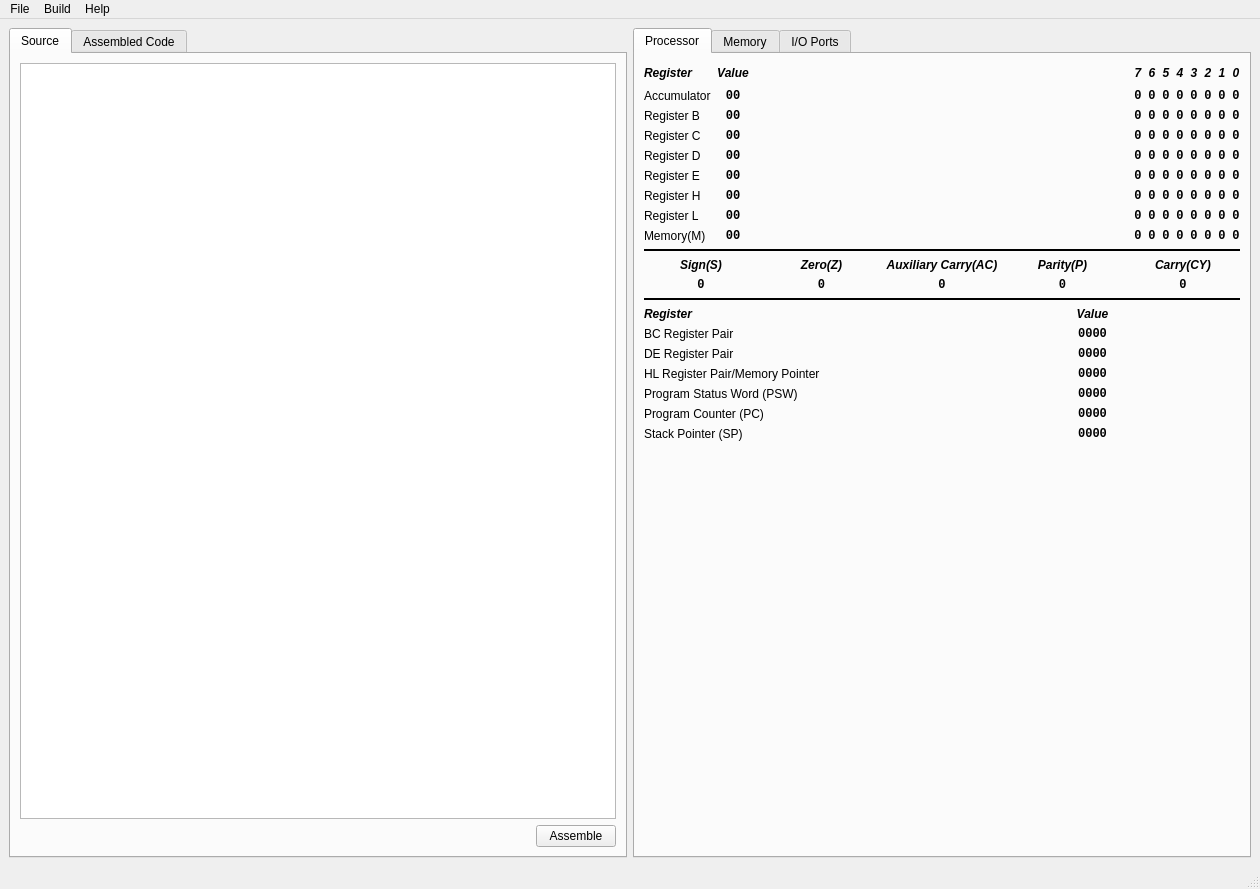
Old version of the form mainwindow.ui in the repository chirantannath/QTsimulator8085.
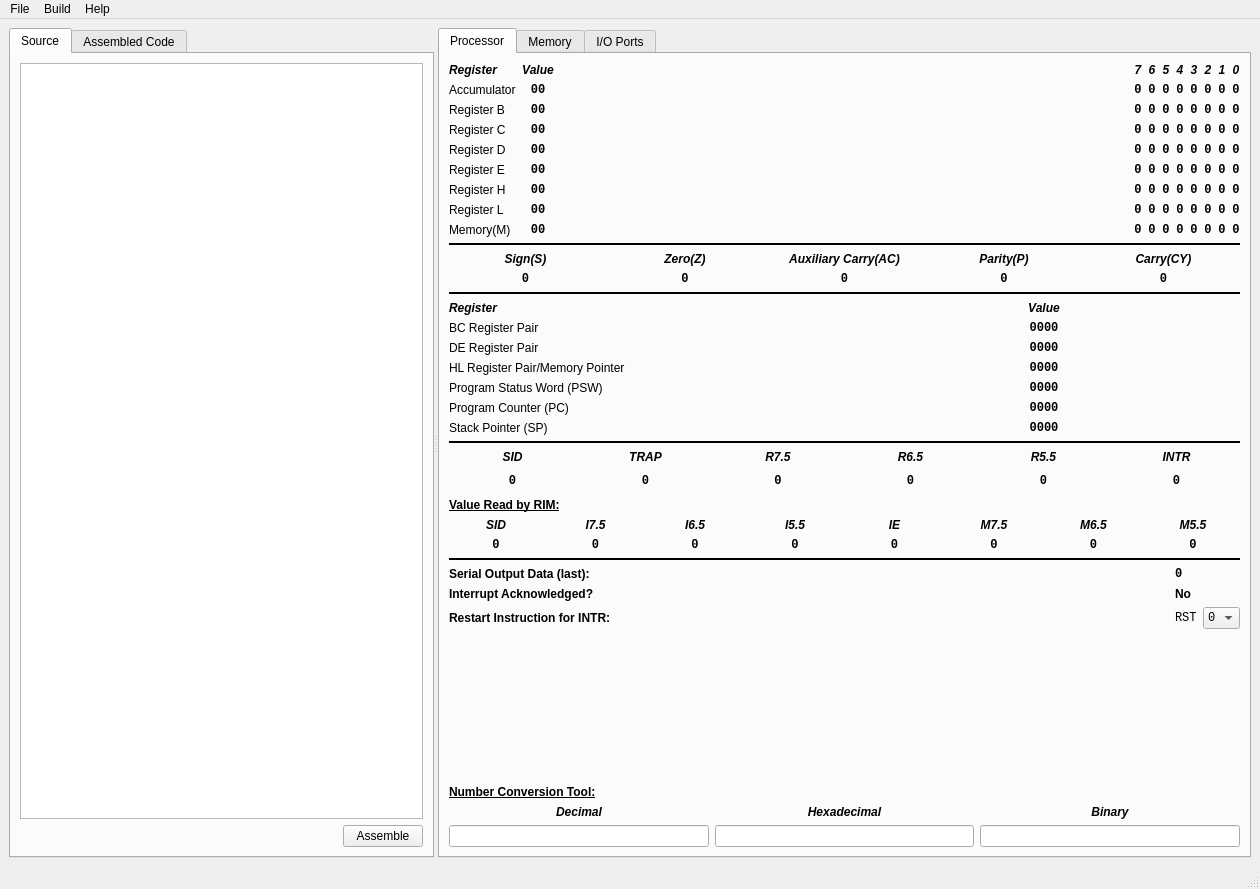
New version of the form. The open tabs and pages were chosen to show the change. Custom widgets are drawn as their Qt base class.

What changed in the file:
```diff
--- a/mainwindow.ui
+++ b/mainwindow.ui
@@ -19,8 +19,12 @@
    <string>MainWindow</string>
   </property>
   <widget class="QWidget" name="centralwidget">
-   <layout class="QHBoxLayout" name="horizontalLayout">
-    <item>
+   <layout class="QGridLayout" name="gridLayout_8">
+    <item row="0" column="0">
+     <widget class="QSplitter" name="splitter">
+      <property name="orientation">
+       <enum>Qt::Horizontal</enum>
+      </property>
      <widget class="QTabWidget" name="tabWidget">
       <property name="currentIndex">
        <number>0</number>
@@ -41,6 +45,9 @@
           <property name="locale">
            <locale language="English" country="World"/>
           </property>
+           <property name="lineWrapMode">
+            <enum>QPlainTextEdit::WidgetWidth</enum>
+           </property>
          </widget>
         </item>
         <item>
@@ -75,8 +82,6 @@
        </attribute>
       </widget>
      </widget>
-    </item>
-    <item>
      <widget class="QTabWidget" name="tabWidget_2">
       <property name="currentIndex">
        <number>0</number>
@@ -85,8 +90,8 @@
        <attribute name="title">
         <string>Processor</string>
        </attribute>
-       <layout class="QGridLayout" name="gridLayout_5">
-        <item row="0" column="0">
+        <layout class="QVBoxLayout" name="verticalLayout">
+         <item>
          <layout class="QGridLayout" name="gridLayout">
           <item row="7" column="0">
            <widget class="QLabel" name="label_29">
@@ -677,7 +682,7 @@
             <property name="sizeHint" stdset="0">
              <size>
               <width>40</width>
-              <height>20</height>
+               <height>1</height>
              </size>
             </property>
            </spacer>
@@ -1645,7 +1650,7 @@
           </item>
          </layout>
         </item>
-        <item row="1" column="0">
+         <item>
          <widget class="Line" name="line">
           <property name="frameShadow">
            <enum>QFrame::Plain</enum>
@@ -1661,7 +1666,7 @@
           </property>
          </widget>
         </item>
-        <item row="2" column="0">
+         <item>
          <layout class="QGridLayout" name="gridLayout_3">
           <item row="0" column="1">
            <widget class="QLabel" name="label_32">
@@ -1845,7 +1850,7 @@
           </item>
          </layout>
         </item>
-        <item row="3" column="0">
+         <item>
          <widget class="Line" name="line_2">
           <property name="frameShadow">
            <enum>QFrame::Plain</enum>
@@ -1861,7 +1866,7 @@
           </property>
          </widget>
         </item>
-        <item row="4" column="0">
+         <item>
          <layout class="QGridLayout" name="gridLayout_4">
           <item row="1" column="0">
            <widget class="QLabel" name="label_38">
@@ -2051,19 +2056,884 @@
           </item>
          </layout>
         </item>
-        <item row="5" column="0">
+         <item>
+          <widget class="Line" name="line_3">
+           <property name="frameShadow">
+            <enum>QFrame::Plain</enum>
+           </property>
+           <property name="lineWidth">
+            <number>2</number>
+           </property>
+           <property name="midLineWidth">
+            <number>10</number>
+           </property>
+           <property name="orientation">
+            <enum>Qt::Horizontal</enum>
+           </property>
+          </widget>
+         </item>
+         <item>
+          <layout class="QGridLayout" name="gridLayout_2">
+           <item row="0" column="3">
+            <widget class="QLabel" name="label_16">
+             <property name="font">
+              <font>
+               <weight>75</weight>
+               <italic>true</italic>
+               <bold>true</bold>
+               <stylestrategy>PreferAntialias</stylestrategy>
+              </font>
+             </property>
+             <property name="text">
+              <string>R6.5</string>
+             </property>
+             <property name="alignment">
+              <set>Qt::AlignCenter</set>
+             </property>
+            </widget>
+           </item>
+           <item row="0" column="4">
+            <widget class="QLabel" name="label_17">
+             <property name="font">
+              <font>
+               <weight>75</weight>
+               <italic>true</italic>
+               <bold>true</bold>
+               <stylestrategy>PreferAntialias</stylestrategy>
+              </font>
+             </property>
+             <property name="text">
+              <string>R5.5</string>
+             </property>
+             <property name="alignment">
+              <set>Qt::AlignCenter</set>
+             </property>
+            </widget>
+           </item>
+           <item row="0" column="0">
+            <widget class="QLabel" name="label_13">
+             <property name="font">
+              <font>
+               <weight>75</weight>
+               <italic>true</italic>
+               <bold>true</bold>
+               <stylestrategy>PreferAntialias</stylestrategy>
+              </font>
+             </property>
+             <property name="text">
+              <string>SID</string>
+             </property>
+             <property name="alignment">
+              <set>Qt::AlignCenter</set>
+             </property>
+            </widget>
+           </item>
+           <item row="0" column="1">
+            <widget class="QLabel" name="label_14">
+             <property name="font">
+              <font>
+               <weight>75</weight>
+               <italic>true</italic>
+               <bold>true</bold>
+               <stylestrategy>PreferAntialias</stylestrategy>
+              </font>
+             </property>
+             <property name="text">
+              <string>TRAP</string>
+             </property>
+             <property name="alignment">
+              <set>Qt::AlignCenter</set>
+             </property>
+            </widget>
+           </item>
+           <item row="0" column="2">
+            <widget class="QLabel" name="label_15">
+             <property name="font">
+              <font>
+               <weight>75</weight>
+               <italic>true</italic>
+               <bold>true</bold>
+               <stylestrategy>PreferAntialias</stylestrategy>
+              </font>
+             </property>
+             <property name="text">
+              <string>R7.5</string>
+             </property>
+             <property name="alignment">
+              <set>Qt::AlignCenter</set>
+             </property>
+            </widget>
+           </item>
+           <item row="0" column="5">
+            <widget class="QLabel" name="label_18">
+             <property name="font">
+              <font>
+               <weight>75</weight>
+               <italic>true</italic>
+               <bold>true</bold>
+               <stylestrategy>PreferAntialias</stylestrategy>
+              </font>
+             </property>
+             <property name="text">
+              <string>INTR</string>
+             </property>
+             <property name="alignment">
+              <set>Qt::AlignCenter</set>
+             </property>
+            </widget>
+           </item>
+           <item row="1" column="0">
+            <widget class="QPushButton" name="sid">
+             <property name="font">
+              <font>
+               <family>Monospace</family>
+               <weight>75</weight>
+               <bold>true</bold>
+               <stylestrategy>PreferAntialias</stylestrategy>
+              </font>
+             </property>
+             <property name="text">
+              <string>0</string>
+             </property>
+             <property name="checkable">
+              <bool>true</bool>
+             </property>
+             <property name="flat">
+              <bool>true</bool>
+             </property>
+            </widget>
+           </item>
+           <item row="1" column="1">
+            <widget class="QPushButton" name="trap">
+             <property name="font">
+              <font>
+               <family>Monospace</family>
+               <weight>75</weight>
+               <bold>true</bold>
+               <stylestrategy>PreferAntialias</stylestrategy>
+              </font>
+             </property>
+             <property name="text">
+              <string>0</string>
+             </property>
+             <property name="checkable">
+              <bool>true</bool>
+             </property>
+             <property name="flat">
+              <bool>true</bool>
+             </property>
+            </widget>
+           </item>
+           <item row="1" column="2">
+            <widget class="QPushButton" name="r7_5">
+             <property name="font">
+              <font>
+               <family>Monospace</family>
+               <weight>75</weight>
+               <bold>true</bold>
+               <stylestrategy>PreferAntialias</stylestrategy>
+              </font>
+             </property>
+             <property name="text">
+              <string>0</string>
+             </property>
+             <property name="checkable">
+              <bool>true</bool>
+             </property>
+             <property name="flat">
+              <bool>true</bool>
+             </property>
+            </widget>
+           </item>
+           <item row="1" column="3">
+            <widget class="QPushButton" name="r6_5">
+             <property name="font">
+              <font>
+               <family>Monospace</family>
+               <weight>75</weight>
+               <bold>true</bold>
+               <stylestrategy>PreferAntialias</stylestrategy>
+              </font>
+             </property>
+             <property name="text">
+              <string>0</string>
+             </property>
+             <property name="checkable">
+              <bool>true</bool>
+             </property>
+             <property name="flat">
+              <bool>true</bool>
+             </property>
+            </widget>
+           </item>
+           <item row="1" column="4">
+            <widget class="QPushButton" name="r5_5">
+             <property name="font">
+              <font>
+               <family>Monospace</family>
+               <weight>75</weight>
+               <bold>true</bold>
+               <stylestrategy>PreferAntialias</stylestrategy>
+              </font>
+             </property>
+             <property name="text">
+              <string>0</string>
+             </property>
+             <property name="checkable">
+              <bool>true</bool>
+             </property>
+             <property name="flat">
+              <bool>true</bool>
+             </property>
+            </widget>
+           </item>
+           <item row="1" column="5">
+            <widget class="QPushButton" name="intr">
+             <property name="font">
+              <font>
+               <family>Monospace</family>
+               <weight>75</weight>
+               <bold>true</bold>
+               <stylestrategy>PreferAntialias</stylestrategy>
+              </font>
+             </property>
+             <property name="text">
+              <string>0</string>
+             </property>
+             <property name="checkable">
+              <bool>true</bool>
+             </property>
+             <property name="flat">
+              <bool>true</bool>
+             </property>
+            </widget>
+           </item>
+          </layout>
+         </item>
+         <item>
+          <widget class="QLabel" name="label_19">
+           <property name="font">
+            <font>
+             <weight>75</weight>
+             <bold>true</bold>
+             <underline>true</underline>
+             <stylestrategy>PreferAntialias</stylestrategy>
+            </font>
+           </property>
+           <property name="text">
+            <string>Value Read by RIM:</string>
+           </property>
+          </widget>
+         </item>
+         <item>
+          <layout class="QGridLayout" name="gridLayout_5">
+           <item row="0" column="3">
+            <widget class="QLabel" name="label_23">
+             <property name="font">
+              <font>
+               <weight>75</weight>
+               <italic>true</italic>
+               <bold>true</bold>
+               <stylestrategy>PreferAntialias</stylestrategy>
+              </font>
+             </property>
+             <property name="text">
+              <string>I5.5</string>
+             </property>
+             <property name="alignment">
+              <set>Qt::AlignCenter</set>
+             </property>
+            </widget>
+           </item>
+           <item row="0" column="5">
+            <widget class="QLabel" name="label_44">
+             <property name="font">
+              <font>
+               <weight>75</weight>
+               <italic>true</italic>
+               <bold>true</bold>
+               <stylestrategy>PreferAntialias</stylestrategy>
+              </font>
+             </property>
+             <property name="text">
+              <string>M7.5</string>
+             </property>
+             <property name="alignment">
+              <set>Qt::AlignCenter</set>
+             </property>
+            </widget>
+           </item>
+           <item row="0" column="4">
+            <widget class="QLabel" name="label_24">
+             <property name="font">
+              <font>
+               <weight>75</weight>
+               <italic>true</italic>
+               <bold>true</bold>
+               <stylestrategy>PreferAntialias</stylestrategy>
+              </font>
+             </property>
+             <property name="text">
+              <string>IE</string>
+             </property>
+             <property name="alignment">
+              <set>Qt::AlignCenter</set>
+             </property>
+            </widget>
+           </item>
+           <item row="0" column="1">
+            <widget class="QLabel" name="label_21">
+             <property name="font">
+              <font>
+               <weight>75</weight>
+               <italic>true</italic>
+               <bold>true</bold>
+               <stylestrategy>PreferAntialias</stylestrategy>
+              </font>
+             </property>
+             <property name="text">
+              <string>I7.5</string>
+             </property>
+             <property name="alignment">
+              <set>Qt::AlignCenter</set>
+             </property>
+            </widget>
+           </item>
+           <item row="0" column="6">
+            <widget class="QLabel" name="label_45">
+             <property name="font">
+              <font>
+               <weight>75</weight>
+               <italic>true</italic>
+               <bold>true</bold>
+               <stylestrategy>PreferAntialias</stylestrategy>
+              </font>
+             </property>
+             <property name="text">
+              <string>M6.5</string>
+             </property>
+             <property name="alignment">
+              <set>Qt::AlignCenter</set>
+             </property>
+            </widget>
+           </item>
+           <item row="0" column="0">
+            <widget class="QLabel" name="label_20">
+             <property name="font">
+              <font>
+               <weight>75</weight>
+               <italic>true</italic>
+               <bold>true</bold>
+               <stylestrategy>PreferAntialias</stylestrategy>
+              </font>
+             </property>
+             <property name="text">
+              <string>SID</string>
+             </property>
+             <property name="alignment">
+              <set>Qt::AlignCenter</set>
+             </property>
+            </widget>
+           </item>
+           <item row="0" column="2">
+            <widget class="QLabel" name="label_22">
+             <property name="font">
+              <font>
+               <weight>75</weight>
+               <italic>true</italic>
+               <bold>true</bold>
+               <stylestrategy>PreferAntialias</stylestrategy>
+              </font>
+             </property>
+             <property name="text">
+              <string>I6.5</string>
+             </property>
+             <property name="alignment">
+              <set>Qt::AlignCenter</set>
+             </property>
+            </widget>
+           </item>
+           <item row="0" column="7">
+            <widget class="QLabel" name="label_46">
+             <property name="font">
+              <font>
+               <weight>75</weight>
+               <italic>true</italic>
+               <bold>true</bold>
+               <stylestrategy>PreferAntialias</stylestrategy>
+              </font>
+             </property>
+             <property name="text">
+              <string>M5.5</string>
+             </property>
+             <property name="alignment">
+              <set>Qt::AlignCenter</set>
+             </property>
+            </widget>
+           </item>
+           <item row="1" column="0">
+            <widget class="QLabel" name="sidLabel">
+             <property name="font">
+              <font>
+               <family>Monospace</family>
+               <weight>75</weight>
+               <bold>true</bold>
+               <stylestrategy>PreferAntialias</stylestrategy>
+              </font>
+             </property>
+             <property name="text">
+              <string>0</string>
+             </property>
+             <property name="alignment">
+              <set>Qt::AlignCenter</set>
+             </property>
+            </widget>
+           </item>
+           <item row="1" column="1">
+            <widget class="QLabel" name="i7_5">
+             <property name="font">
+              <font>
+               <family>Monospace</family>
+               <weight>75</weight>
+               <bold>true</bold>
+               <stylestrategy>PreferAntialias</stylestrategy>
+              </font>
+             </property>
+             <property name="text">
+              <string>0</string>
+             </property>
+             <property name="alignment">
+              <set>Qt::AlignCenter</set>
+             </property>
+            </widget>
+           </item>
+           <item row="1" column="2">
+            <widget class="QLabel" name="i6_5">
+             <property name="font">
+              <font>
+               <family>Monospace</family>
+               <weight>75</weight>
+               <bold>true</bold>
+               <stylestrategy>PreferAntialias</stylestrategy>
+              </font>
+             </property>
+             <property name="text">
+              <string>0</string>
+             </property>
+             <property name="alignment">
+              <set>Qt::AlignCenter</set>
+             </property>
+            </widget>
+           </item>
+           <item row="1" column="3">
+            <widget class="QLabel" name="i5_5">
+             <property name="font">
+              <font>
+               <family>Monospace</family>
+               <weight>75</weight>
+               <bold>true</bold>
+               <stylestrategy>PreferAntialias</stylestrategy>
+              </font>
+             </property>
+             <property name="text">
+              <string>0</string>
+             </property>
+             <property name="alignment">
+              <set>Qt::AlignCenter</set>
+             </property>
+            </widget>
+           </item>
+           <item row="1" column="4">
+            <widget class="QLabel" name="ie">
+             <property name="font">
+              <font>
+               <family>Monospace</family>
+               <weight>75</weight>
+               <bold>true</bold>
+               <stylestrategy>PreferAntialias</stylestrategy>
+              </font>
+             </property>
+             <property name="text">
+              <string>0</string>
+             </property>
+             <property name="alignment">
+              <set>Qt::AlignCenter</set>
+             </property>
+            </widget>
+           </item>
+           <item row="1" column="5">
+            <widget class="QLabel" name="m7_5">
+             <property name="font">
+              <font>
+               <family>Monospace</family>
+               <weight>75</weight>
+               <bold>true</bold>
+               <stylestrategy>PreferAntialias</stylestrategy>
+              </font>
+             </property>
+             <property name="text">
+              <string>0</string>
+             </property>
+             <property name="alignment">
+              <set>Qt::AlignCenter</set>
+             </property>
+            </widget>
+           </item>
+           <item row="1" column="6">
+            <widget class="QLabel" name="m6_5">
+             <property name="font">
+              <font>
+               <family>Monospace</family>
+               <weight>75</weight>
+               <bold>true</bold>
+               <stylestrategy>PreferAntialias</stylestrategy>
+              </font>
+             </property>
+             <property name="text">
+              <string>0</string>
+             </property>
+             <property name="alignment">
+              <set>Qt::AlignCenter</set>
+             </property>
+            </widget>
+           </item>
+           <item row="1" column="7">
+            <widget class="QLabel" name="m5_5">
+             <property name="font">
+              <font>
+               <family>Monospace</family>
+               <weight>75</weight>
+               <bold>true</bold>
+               <stylestrategy>PreferAntialias</stylestrategy>
+              </font>
+             </property>
+             <property name="text">
+              <string>0</string>
+             </property>
+             <property name="alignment">
+              <set>Qt::AlignCenter</set>
+             </property>
+            </widget>
+           </item>
+          </layout>
+         </item>
+         <item>
+          <widget class="Line" name="line_4">
+           <property name="frameShadow">
+            <enum>QFrame::Plain</enum>
+           </property>
+           <property name="lineWidth">
+            <number>2</number>
+           </property>
+           <property name="orientation">
+            <enum>Qt::Horizontal</enum>
+           </property>
+          </widget>
+         </item>
+         <item>
+          <layout class="QGridLayout" name="gridLayout_6">
+           <item row="0" column="0">
+            <widget class="QLabel" name="label_47">
+             <property name="font">
+              <font>
+               <weight>75</weight>
+               <bold>true</bold>
+               <stylestrategy>PreferAntialias</stylestrategy>
+              </font>
+             </property>
+             <property name="text">
+              <string>Serial Output Data (last):</string>
+             </property>
+            </widget>
+           </item>
+           <item row="0" column="1">
+            <spacer name="horizontalSpacer_3">
+             <property name="orientation">
+              <enum>Qt::Horizontal</enum>
+             </property>
+             <property name="sizeHint" stdset="0">
+              <size>
+               <width>40</width>
+               <height>1</height>
+              </size>
+             </property>
+            </spacer>
+           </item>
+           <item row="0" column="2">
+            <widget class="QLabel" name="sod">
+             <property name="font">
+              <font>
+               <family>Monospace</family>
+               <weight>75</weight>
+               <bold>true</bold>
+               <stylestrategy>PreferAntialias</stylestrategy>
+              </font>
+             </property>
+             <property name="text">
+              <string>0</string>
+             </property>
+            </widget>
+           </item>
+           <item row="1" column="2">
+            <widget class="QLabel" name="inta">
+             <property name="font">
+              <font>
+               <weight>75</weight>
+               <bold>true</bold>
+               <stylestrategy>PreferAntialias</stylestrategy>
+              </font>
+             </property>
+             <property name="text">
+              <string>No</string>
+             </property>
+            </widget>
+           </item>
+           <item row="1" column="0">
+            <widget class="QLabel" name="label_48">
+             <property name="font">
+              <font>
+               <weight>75</weight>
+               <bold>true</bold>
+               <stylestrategy>PreferAntialias</stylestrategy>
+              </font>
+             </property>
+             <property name="text">
+              <string>Interrupt Acknowledged?</string>
+             </property>
+            </widget>
+           </item>
+           <item row="2" column="0">
+            <widget class="QLabel" name="label_50">
+             <property name="font">
+              <font>
+               <weight>75</weight>
+               <bold>true</bold>
+               <stylestrategy>PreferAntialias</stylestrategy>
+              </font>
+             </property>
+             <property name="text">
+              <string>Restart Instruction for INTR:</string>
+             </property>
+            </widget>
+           </item>
+           <item row="2" column="2">
+            <layout class="QHBoxLayout" name="horizontalLayout_3">
+             <item>
+              <widget class="QLabel" name="label_51">
+               <property name="font">
+                <font>
+                 <family>Monospace</family>
+                 <stylestrategy>PreferAntialias</stylestrategy>
+                </font>
+               </property>
+               <property name="text">
+                <string>RST</string>
+               </property>
+              </widget>
+             </item>
+             <item>
+              <widget class="QComboBox" name="intrVec">
+               <property name="font">
+                <font>
+                 <family>Monospace</family>
+                 <stylestrategy>PreferAntialias</stylestrategy>
+                </font>
+               </property>
+               <property name="currentText">
+                <string notr="true">0</string>
+               </property>
+               <property name="currentIndex">
+                <number>0</number>
+               </property>
+               <item>
+                <property name="text">
+                 <string>0</string>
+                </property>
+               </item>
+               <item>
+                <property name="text">
+                 <string>1</string>
+                </property>
+               </item>
+               <item>
+                <property name="text">
+                 <string>2</string>
+                </property>
+               </item>
+               <item>
+                <property name="text">
+                 <string>3</string>
+                </property>
+               </item>
+               <item>
+                <property name="text">
+                 <string>4</string>
+                </property>
+               </item>
+               <item>
+                <property name="text">
+                 <string>5</string>
+                </property>
+               </item>
+               <item>
+                <property name="text">
+                 <string>6</string>
+                </property>
+               </item>
+               <item>
+                <property name="text">
+                 <string>7</string>
+                </property>
+               </item>
+              </widget>
+             </item>
+            </layout>
+           </item>
+          </layout>
+         </item>
+         <item>
          <spacer name="verticalSpacer">
           <property name="orientation">
            <enum>Qt::Vertical</enum>
           </property>
           <property name="sizeHint" stdset="0">
            <size>
-            <width>588</width>
-            <height>372</height>
+             <width>20</width>
+             <height>40</height>
            </size>
           </property>
          </spacer>
         </item>
+         <item>
+          <widget class="QLabel" name="label_49">
+           <property name="font">
+            <font>
+             <weight>75</weight>
+             <bold>true</bold>
+             <underline>true</underline>
+             <stylestrategy>PreferAntialias</stylestrategy>
+            </font>
+           </property>
+           <property name="text">
+            <string>Number Conversion Tool:</string>
+           </property>
+          </widget>
+         </item>
+         <item>
+          <layout class="QGridLayout" name="gridLayout_7">
+           <item row="0" column="0">
+            <widget class="QLabel" name="label_52">
+             <property name="font">
+              <font>
+               <weight>75</weight>
+               <italic>true</italic>
+               <bold>true</bold>
+               <stylestrategy>PreferAntialias</stylestrategy>
+              </font>
+             </property>
+             <property name="text">
+              <string>Decimal</string>
+             </property>
+             <property name="alignment">
+              <set>Qt::AlignCenter</set>
+             </property>
+            </widget>
+           </item>
+           <item row="0" column="1">
+            <widget class="QLabel" name="label_53">
+             <property name="font">
+              <font>
+               <weight>75</weight>
+               <italic>true</italic>
+               <bold>true</bold>
+               <stylestrategy>PreferAntialias</stylestrategy>
+              </font>
+             </property>
+             <property name="text">
+              <string>Hexadecimal</string>
+             </property>
+             <property name="alignment">
+              <set>Qt::AlignCenter</set>
+             </property>
+            </widget>
+           </item>
+           <item row="0" column="2">
+            <widget class="QLabel" name="label_54">
+             <property name="font">
+              <font>
+               <weight>75</weight>
+               <italic>true</italic>
+               <bold>true</bold>
+               <stylestrategy>PreferAntialias</stylestrategy>
+              </font>
+             </property>
+             <property name="text">
+              <string>Binary</string>
+             </property>
+             <property name="alignment">
+              <set>Qt::AlignCenter</set>
+             </property>
+            </widget>
+           </item>
+           <item row="1" column="0">
+            <widget class="QLineEdit" name="decimal">
+             <property name="font">
+              <font>
+               <family>Monospace</family>
+               <stylestrategy>PreferAntialias</stylestrategy>
+              </font>
+             </property>
+             <property name="inputMask">
+              <string notr="true"/>
+             </property>
+             <property name="text">
+              <string notr="true"/>
+             </property>
+             <property name="alignment">
+              <set>Qt::AlignRight|Qt::AlignTrailing|Qt::AlignVCenter</set>
+             </property>
+            </widget>
+           </item>
+           <item row="1" column="1">
+            <widget class="QLineEdit" name="hexadecimal">
+             <property name="font">
+              <font>
+               <family>Monospace</family>
+               <stylestrategy>PreferAntialias</stylestrategy>
+              </font>
+             </property>
+             <property name="inputMask">
+              <string notr="true"/>
+             </property>
+             <property name="text">
+              <string notr="true"/>
+             </property>
+             <property name="alignment">
+              <set>Qt::AlignRight|Qt::AlignTrailing|Qt::AlignVCenter</set>
+             </property>
+            </widget>
+           </item>
+           <item row="1" column="2">
+            <widget class="QLineEdit" name="binary">
+             <property name="font">
+              <font>
+               <family>Monospace</family>
+               <stylestrategy>PreferAntialias</stylestrategy>
+              </font>
+             </property>
+             <property name="inputMask">
+              <string notr="true"/>
+             </property>
+             <property name="text">
+              <string notr="true"/>
+             </property>
+             <property name="alignment">
+              <set>Qt::AlignRight|Qt::AlignTrailing|Qt::AlignVCenter</set>
+             </property>
+            </widget>
+           </item>
+          </layout>
+         </item>
        </layout>
       </widget>
       <widget class="QWidget" name="tab_6">
@@ -2077,6 +2947,7 @@
        </attribute>
       </widget>
      </widget>
+     </widget>
     </item>
    </layout>
   </widget>
```
Left out of the diff: 23 changed lines with no effect on the pictures. Lines whose indentation alone changed are shown as unchanged.
